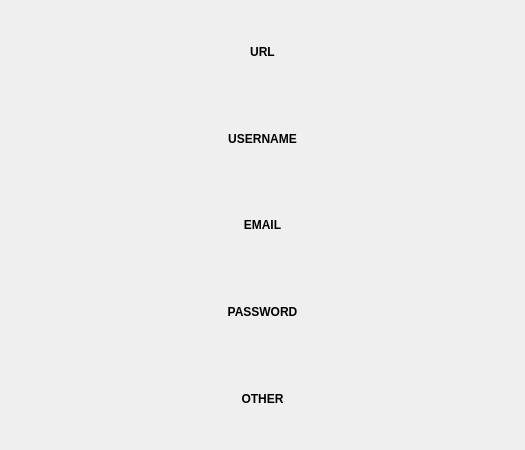
Above: ui_files/vault/expandDialog.ui from Sarim-K/password-manager before the change. Below: the same form after it.
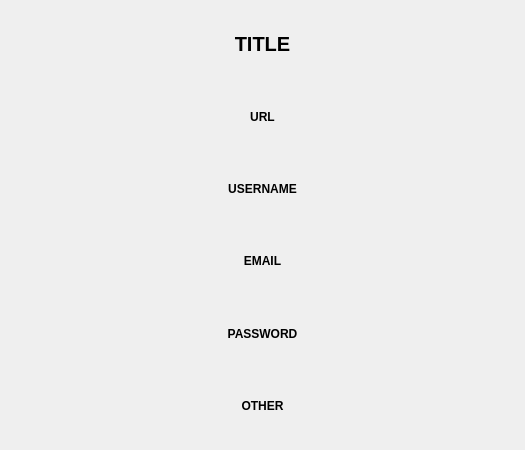
That is the form after the change.

Patch:
```diff
--- a/ui_files/vault/expandDialog.ui
+++ b/ui_files/vault/expandDialog.ui
@@ -14,6 +14,23 @@
    <string>Dialog</string>
   </property>
   <layout class="QVBoxLayout" name="verticalLayout">
+   <item>
+    <widget class="QLabel" name="titleLabel">
+     <property name="font">
+      <font>
+       <pointsize>15</pointsize>
+       <weight>75</weight>
+       <bold>true</bold>
+      </font>
+     </property>
+     <property name="text">
+      <string>TITLE</string>
+     </property>
+     <property name="alignment">
+      <set>Qt::AlignCenter</set>
+     </property>
+    </widget>
+   </item>
    <item>
     <widget class="QLabel" name="urlLabel">
      <property name="font">
```
